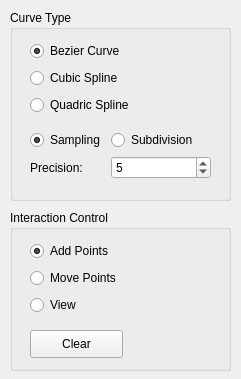
Qt form GeoModeling/Control.ui (Wulonghua/GeometricModeling) before a commit.
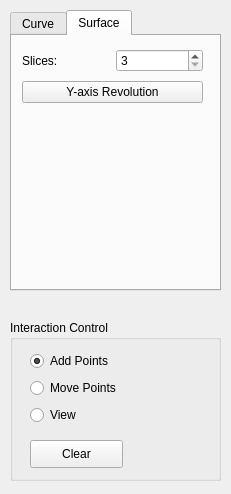
The same form after that commit.

Commit message: add Y-axis revolution surface.

```diff
--- a/GeoModeling/Control.ui
+++ b/GeoModeling/Control.ui
@@ -6,42 +6,39 @@
    <rect>
     <x>0</x>
     <y>0</y>
-    <width>241</width>
-    <height>379</height>
+    <width>231</width>
+    <height>494</height>
    </rect>
   </property>
   <property name="windowTitle">
    <string>Form</string>
   </property>
-  <widget class="QGroupBox" name="groupBox_curveType">
+  <widget class="QGroupBox" name="groupBox_interaction">
    <property name="geometry">
     <rect>
      <x>10</x>
-     <y>10</y>
-     <width>221</width>
-     <height>191</height>
+     <y>320</y>
+     <width>211</width>
+     <height>161</height>
     </rect>
    </property>
    <property name="title">
-    <string>Curve Type</string>
+    <string>Interaction Control</string>
    </property>
    <widget class="QWidget" name="layoutWidget">
     <property name="geometry">
      <rect>
       <x>20</x>
       <y>30</y>
-      <width>112</width>
+      <width>97</width>
       <height>76</height>
      </rect>
     </property>
-    <layout class="QVBoxLayout" name="verticalLayout">
+    <layout class="QVBoxLayout" name="verticalLayout_2">
      <item>
-      <widget class="QRadioButton" name="radioButton_Bezier">
-       <property name="enabled">
-        <bool>true</bool>
-       </property>
+      <widget class="QRadioButton" name="radioButton_addPoints">
        <property name="text">
-        <string>Bezier Curve</string>
+        <string>Add Points</string>
        </property>
        <property name="checked">
         <bool>true</bool>
@@ -49,26 +46,56 @@
       </widget>
      </item>
      <item>
-      <widget class="QRadioButton" name="radioButton_Cubic_Bspline">
+      <widget class="QRadioButton" name="radioButton_movePoints">
        <property name="text">
-        <string>Cubic Spline</string>
+        <string>Move Points</string>
        </property>
       </widget>
      </item>
      <item>
-      <widget class="QRadioButton" name="radioButton_Quadric_Bspline">
+      <widget class="QRadioButton" name="radioButton_View">
        <property name="text">
-        <string>Quadric Spline</string>
+        <string>View</string>
        </property>
       </widget>
      </item>
     </layout>
    </widget>
-   <widget class="QWidget" name="layoutWidget">
+   <widget class="QPushButton" name="pushButton_clear">
     <property name="geometry">
      <rect>
       <x>20</x>
       <y>120</y>
+      <width>93</width>
+      <height>28</height>
+     </rect>
+    </property>
+    <property name="text">
+     <string>Clear</string>
+    </property>
+   </widget>
+  </widget>
+  <widget class="QTabWidget" name="tabWidget">
+   <property name="geometry">
+    <rect>
+     <x>10</x>
+     <y>10</y>
+     <width>211</width>
+     <height>281</height>
+    </rect>
+   </property>
+   <property name="currentIndex">
+    <number>1</number>
+   </property>
+   <widget class="QWidget" name="tab_Curve">
+    <attribute name="title">
+     <string>Curve</string>
+    </attribute>
+    <widget class="QWidget" name="layoutWidget">
+     <property name="geometry">
+      <rect>
+       <x>10</x>
+       <y>100</y>
       <width>181</width>
       <height>61</height>
      </rect>
@@ -116,33 +143,23 @@
      </item>
     </layout>
    </widget>
-  </widget>
-  <widget class="QGroupBox" name="groupBox_interaction">
-   <property name="geometry">
-    <rect>
-     <x>10</x>
-     <y>210</y>
-     <width>221</width>
-     <height>161</height>
-    </rect>
-   </property>
-   <property name="title">
-    <string>Interaction Control</string>
-   </property>
    <widget class="QWidget" name="layoutWidget">
     <property name="geometry">
      <rect>
-      <x>20</x>
-      <y>30</y>
-      <width>97</width>
+       <x>10</x>
+       <y>10</y>
+       <width>112</width>
       <height>76</height>
      </rect>
     </property>
-    <layout class="QVBoxLayout" name="verticalLayout_2">
+     <layout class="QVBoxLayout" name="verticalLayout">
      <item>
-      <widget class="QRadioButton" name="radioButton_addPoints">
+       <widget class="QRadioButton" name="radioButton_Bezier">
+        <property name="enabled">
+         <bool>true</bool>
+        </property>
        <property name="text">
-        <string>Add Points</string>
+         <string>Bezier Curve</string>
        </property>
        <property name="checked">
         <bool>true</bool>
@@ -150,33 +167,63 @@
       </widget>
      </item>
      <item>
-      <widget class="QRadioButton" name="radioButton_movePoints">
+       <widget class="QRadioButton" name="radioButton_Cubic_Bspline">
        <property name="text">
-        <string>Move Points</string>
+         <string>Cubic Spline</string>
        </property>
       </widget>
      </item>
      <item>
-      <widget class="QRadioButton" name="radioButton_View">
+       <widget class="QRadioButton" name="radioButton_Quadric_Bspline">
        <property name="text">
-        <string>View</string>
+         <string>Quadric Spline</string>
        </property>
       </widget>
      </item>
     </layout>
    </widget>
-   <widget class="QPushButton" name="pushButton_clear">
+   </widget>
+   <widget class="QWidget" name="tab_Surface">
+    <attribute name="title">
+     <string>Surface</string>
+    </attribute>
+    <widget class="QWidget" name="layoutWidget">
     <property name="geometry">
      <rect>
-      <x>20</x>
-      <y>120</y>
-      <width>93</width>
-      <height>28</height>
-     </rect>
-    </property>
+       <x>10</x>
+       <y>10</y>
+       <width>181</width>
+       <height>61</height>
+      </rect>
+     </property>
+     <layout class="QVBoxLayout" name="verticalLayout_3">
+      <item>
+       <layout class="QHBoxLayout" name="horizontalLayout">
+        <item>
+         <widget class="QLabel" name="label_slices">
     <property name="text">
-     <string>Clear</string>
-    </property>
+           <string>Slices:</string>
+          </property>
+         </widget>
+        </item>
+        <item>
+         <widget class="QSpinBox" name="spinBox_slices">
+          <property name="minimum">
+           <number>3</number>
+          </property>
+         </widget>
+        </item>
+       </layout>
+      </item>
+      <item>
+       <widget class="QPushButton" name="pushButton_revolution">
+        <property name="text">
+         <string>Y-axis Revolution</string>
+        </property>
+       </widget>
+      </item>
+     </layout>
+    </widget>
    </widget>
   </widget>
  </widget>
```
Lines whose indentation alone changed are shown as unchanged. The commit also changes 9 other files.
